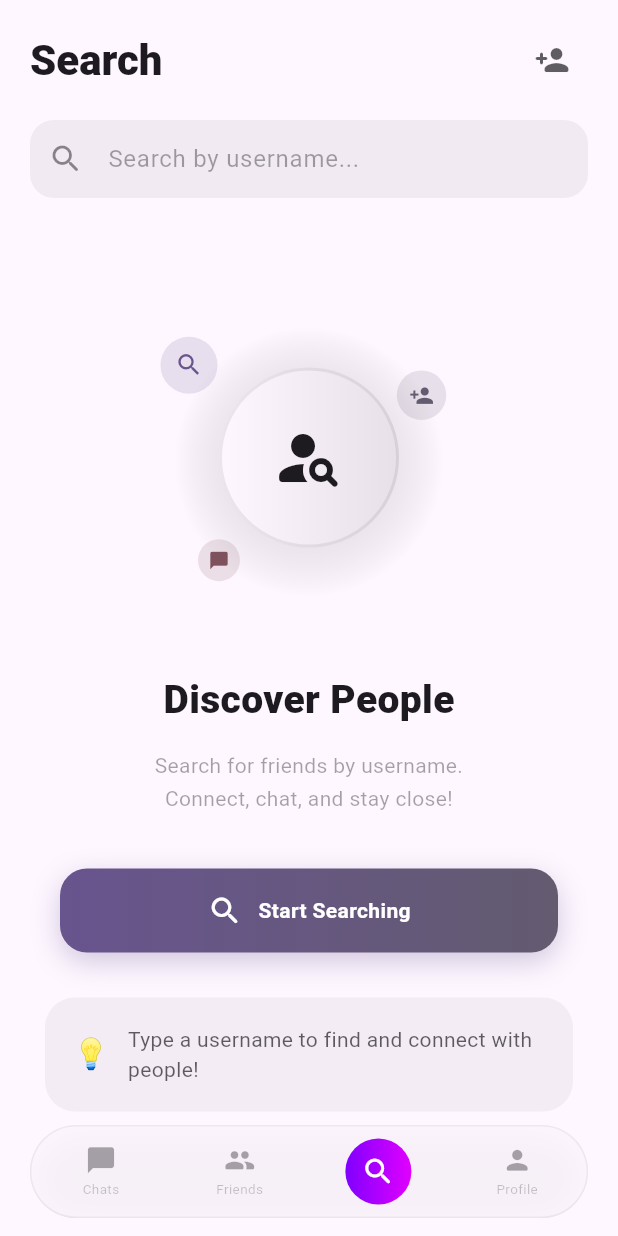
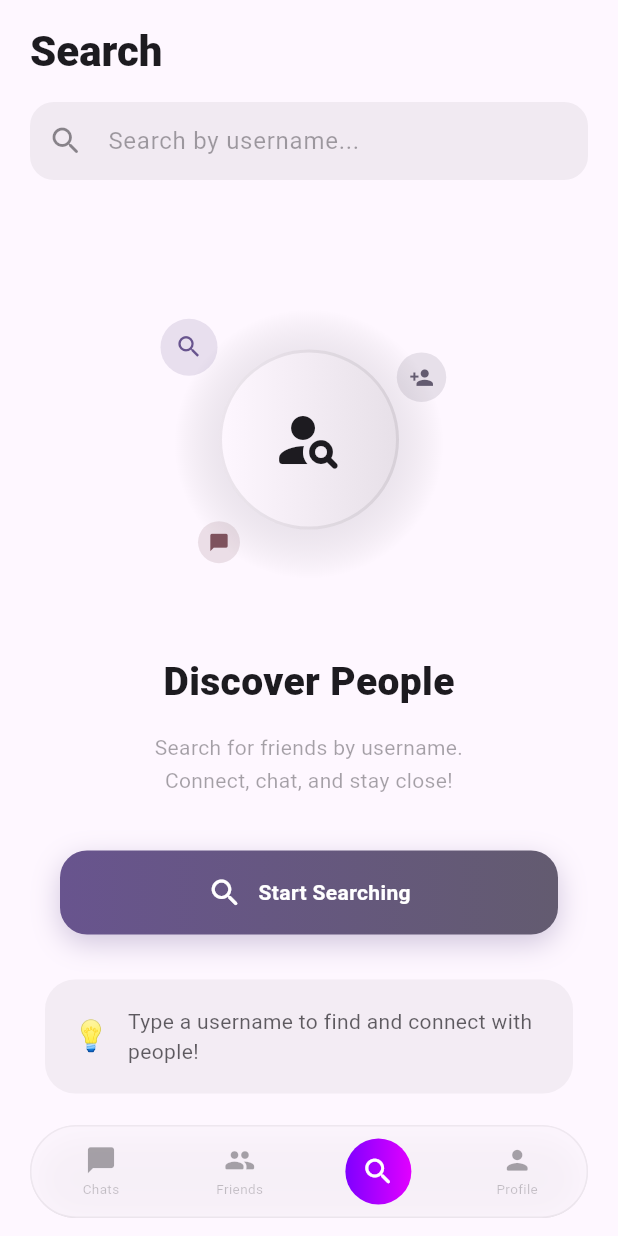
Before and after one commit to Devanshu-Joshi/flutter-chat-application, a Flutter app: the screen it shows once a user with an empty profile is signed in, item 3 of the bottom bar chosen, on a phone screen of 412 x 824 dp. Run offline on Flutter 3.47's test engine with Material 3 defaults, Android fonts, the phone set to English and light mode, and no system bars; our stand-ins replace cloud_firestore, firebase_auth, firebase_core, shared_preferences; accounts and stored records are empty.

Commit message:
feat: Add friend request badge to chat home header
This commit integrates a friend request notification system into the main chat header and cleans up redundant UI elements in the search screen.

- **Chat Home Header Improvements:**
    - Adds a `FriendService` instance to `ChatHomeHeader`.
    - Implements `_buildFriendRequestButton`, a new widget that listens to a stream of incoming friend requests.
    - Displays a real-time notification badge (red circle with count) over the friend request icon when pending requests exist.
    - Navigates to `FriendRequestsScreen` when the new button is tapped.
    - Refactors `_circleButton` to better handle gradients and theme-based coloring.

- **Search Screen Cleanup:**
    - Removes the redundant `_buildRequestsBadge` implementation from `SearchScreen` as this functionality is now centralized in the home header.

- **Code Quality:**
    - Standardizes the use of `ColorScheme` for consistent theme-aware styling across header components.
    - Improves UI polish with better positioning, shadows, and borders for notification badges.

```diff
--- a/lib/screens/search_screen.dart
+++ b/lib/screens/search_screen.dart
@@ -198,7 +198,7 @@ class _SearchScreenState extends State<SearchScreen>
                 ),
               ),
               // Friend Requests badge button
-              _buildRequestsBadge(colorScheme),
+              // _buildRequestsBadge(colorScheme),
             ],
           ),
           const SizedBox(height: 16),
@@ -251,63 +251,6 @@ class _SearchScreenState extends State<SearchScreen>
           const SizedBox(height: 8),
         ],
       ),
-    );
-  }
-
-  // ─── REQUESTS BADGE ───────────────────────────────────────────────────
-  Widget _buildRequestsBadge(ColorScheme colorScheme) {
-    if (_currentUser == null) return const SizedBox.shrink();
-
-    return StreamBuilder<int>(
-      stream: _friendService.incomingRequestCountStream(_currentUser!.uid),
-      builder: (context, snapshot) {
-        final count = snapshot.data ?? 0;
-        return Stack(
-          clipBehavior: Clip.none,
-          children: [
-            IconButton(
-              icon: Icon(
-                Icons.person_add_rounded,
-                color: colorScheme.onSurface.withValues(alpha: 0.7),
-              ),
-              onPressed: () {
-                Navigator.of(context).push(
-                  MaterialPageRoute(
-                    builder: (_) =>
-                        FriendRequestsScreen(currentUserId: _currentUser!.uid),
-                  ),
-                );
-              },
-            ),
-            if (count > 0)
-              Positioned(
-                right: 4,
-                top: 4,
-                child: Container(
-                  padding: const EdgeInsets.all(4),
-                  constraints: const BoxConstraints(
-                    minWidth: 20,
-                    minHeight: 20,
-                  ),
-                  decoration: BoxDecoration(
-                    color: colorScheme.error,
-                    shape: BoxShape.circle,
-                  ),
-                  child: Center(
-                    child: Text(
-                      count > 99 ? '99+' : '$count',
-                      style: TextStyle(
-                        color: colorScheme.onError,
-                        fontSize: 10,
-                        fontWeight: FontWeight.bold,
-                      ),
-                    ),
-                  ),
-                ),
-              ),
-          ],
-        );
-      },
     );
   }
 
```
Also changed, not shown: lib/widgets/chat_home_header.dart (+89 -26 lines).
